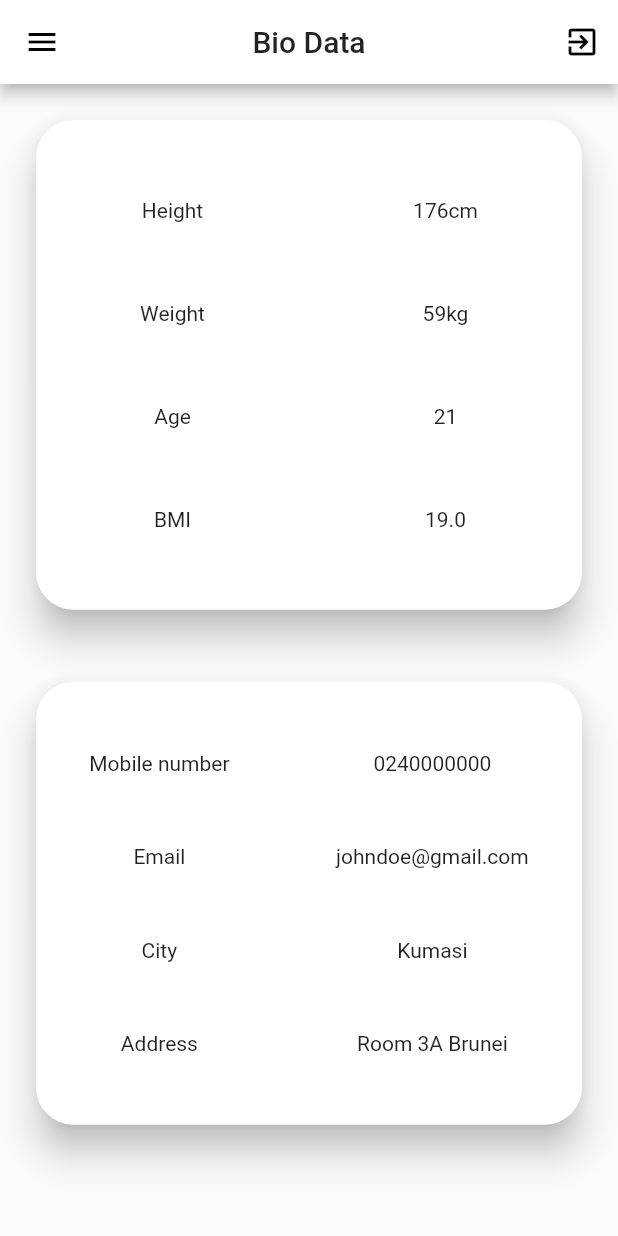
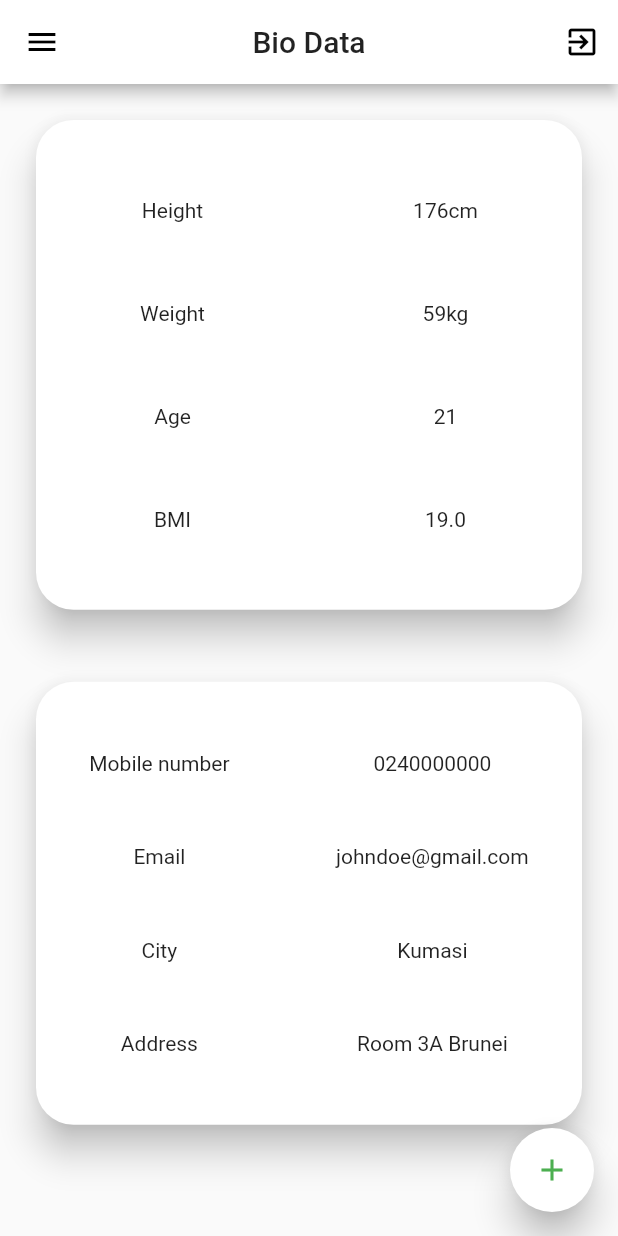
Before and after one commit to RBayor/pocketData, a Flutter app: the Home screen opened by its route, on a phone screen of 412 x 824 dp. Run offline on Flutter 3.47's test engine with Material 2 defaults, Android fonts, the phone set to English and light mode, and no system bars; our stand-ins replace firebase_auth; accounts and stored records are empty.

```diff
--- a/lib/custom/drawerNav.dart
+++ b/lib/custom/drawerNav.dart
@@ -61,7 +61,7 @@ Drawer drawerNav(BuildContext context) {
         ),
         ListTile(
           leading: Icon(
-            Icons.pie_chart_outlined,
+            Icons.edit,
             color: Colors.black,
           ),
           onTap: () {
--- a/lib/home.dart
+++ b/lib/home.dart
@@ -16,6 +16,15 @@ class _HomeState extends State<Home> {
       appBar: customAppBar(context, "Bio Data"),
       drawer: drawerNav(context),
       body: _body(),
+      floatingActionButton: FloatingActionButton(
+        elevation: 10.0,
+        backgroundColor: Colors.white,
+        child: Icon(
+          Icons.add,
+          color: Colors.green,
+        ),
+        onPressed: () {},
+      ),
     );
   }
 
--- a/pubspec.yaml
+++ b/pubspec.yaml
@@ -23,6 +23,7 @@ dependencies:
   # The following adds the Cupertino Icons font to your application.
   # Use with the CupertinoIcons class for iOS style icons.
   cupertino_icons: ^0.1.2
+  firebase_auth: ^0.15.5+2
 
 dev_dependencies:
   flutter_test:
```
Also changed, not shown: lib/firebase/auth.dart (added, +29 -0 lines), lib/login.dart (+8 -3 lines), pubspec.lock.
